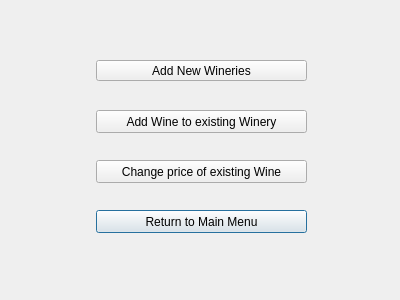
This is admenu.ui in tyler949/CS1D-FirstPorject as Qt 5 draws it before an edit. The edited form follows.
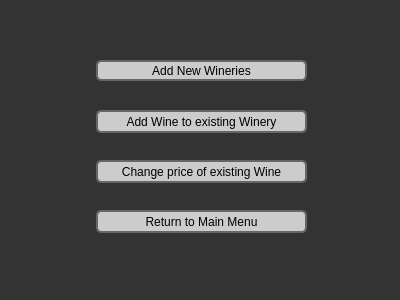
This is the edited form.

Patch:
```diff
--- a/admenu.ui
+++ b/admenu.ui
@@ -13,6 +13,47 @@
   <property name="windowTitle">
    <string>Dialog</string>
   </property>
+  <property name="styleSheet">
+   <string notr="true">QPushButton,QSpinBox{background-color: #ccc;}
+
+QPushButton:hover
+{
+background: #eee;
+cursor: pointer;
+  
+}
+QDialog
+{
+ background: #333;
+}
+QPushButton {  border: 2px solid #666;border-radius: 5px;z-index:1000;}
+
+QPushButton#viewWineries
+{ 
+height:100px;
+}
+QLabel
+{
+ 
+ color:#fff;
+}
+ 
+#columnView
+{z-index: 0; 
+background:#666;
+} 
+
+#frame,#frame_2,#frame_3
+{
+   background: #666;
+border-bottom: 1px solid #ccc;
+}
+#frame_4,#frame_5,#frame_6
+{
+border-bottom: 1px solid #ccc;
+   background: #999;
+} </string>
+  </property>
   <widget class="QPushButton" name="ReturnToMenuButton">
    <property name="geometry">
     <rect>
```
